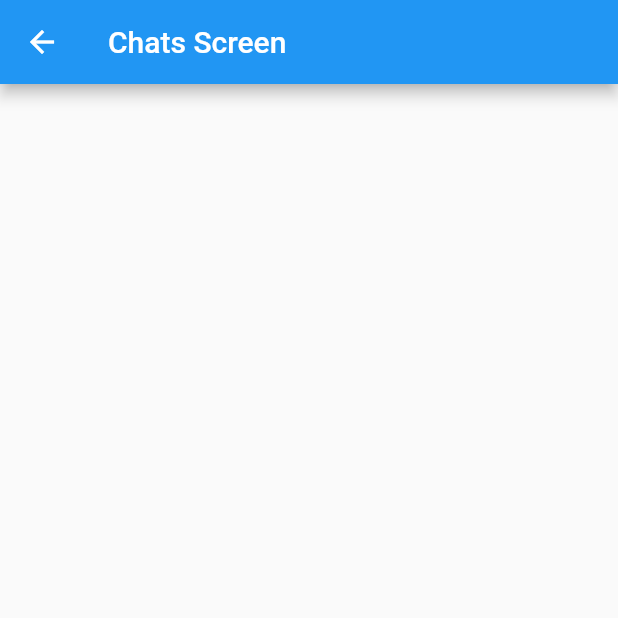
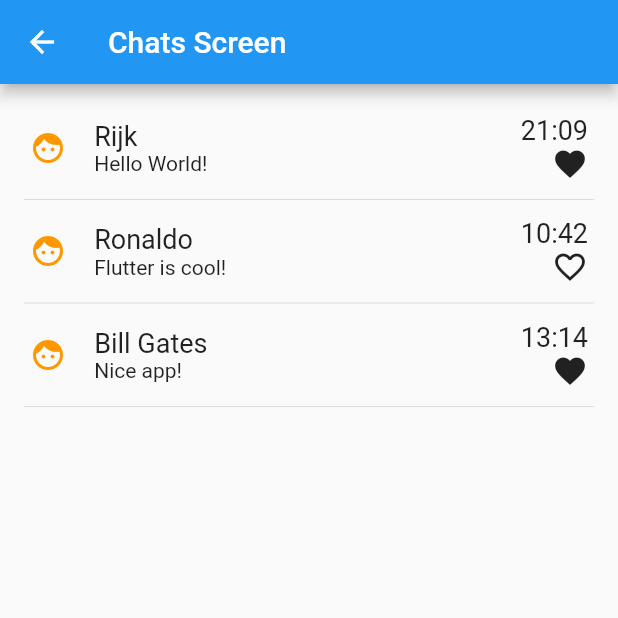
Before and after one commit to rijkdw/the_shed, a Flutter app: the Chats screen opened directly, on a phone screen of 412 x 824 dp, the top half of it. Run offline on Flutter 3.47's test engine with Material 2 defaults, Android fonts, the phone set to English and light mode, and no system bars; our stand-ins replace curved_navigation_bar.

Commit message:
Working chats screen using dummy data

```diff
--- a/front-end/lib/screens/home/chats.dart
+++ b/front-end/lib/screens/home/chats.dart
@@ -1,13 +1,89 @@
 import 'package:flutter/material.dart';
 
 class Chats extends StatelessWidget {
+
+  final _biggerFont = const TextStyle(fontSize: 18.0);
+
+  var _users = [
+    { 'name': 'Rijk', 'last_message': 'Hello World!', 'last_message_time': '21:09', 'message': true },
+    { 'name': 'Ronaldo', 'last_message': 'Flutter is cool!', 'last_message_time': '10:42', 'message': false },
+    { 'name': 'Bill Gates', 'last_message': 'Nice app!', 'last_message_time': '13:14', 'message': true }
+  ];
+
   @override
   Widget build(BuildContext context) {
     return Scaffold(
       appBar: AppBar(
         title: Text("Chats Screen"),
       ),
-
+      body: _buildChatsList(),
     );
   }
+
+  Widget _buildChatsList() {
+    return ListView.builder(
+      padding: const EdgeInsets.all(16.0),
+      itemBuilder: (context, i) {
+        if (i.isOdd) return Divider();
+
+        final index = i ~/ 2;
+        if (index < _users.length) return _buildRow(_users[index]);
+      }
+    );
+  }
+
+  Widget _buildRow(userDict) {
+    return Container(
+      padding: const EdgeInsets.all(4),
+      child: Row(
+        children: [
+
+          // profile picture
+          Expanded(
+            flex: 13,
+            child: Container(
+              // padding: const EdgeInsets.only(right: 10),
+              child: Column(
+                crossAxisAlignment: CrossAxisAlignment.start,
+                children: [
+                  Icon(Icons.face, color: Colors.orange)
+                ]
+              ),
+            ),
+          ),
+
+          // name and message
+          Expanded(
+            flex: 80,
+            child: Container(
+              child: Column(
+                crossAxisAlignment: CrossAxisAlignment.start,
+                children: [
+                  Text(userDict['name'], style: _biggerFont, textAlign: TextAlign.left),
+                  Text(userDict['last_message'], textAlign: TextAlign.left),
+                ]
+              ),
+            ),
+          ),
+
+          // time of message and new message notification
+          Expanded(
+            flex: 20,
+            child: Container(
+              alignment: Alignment(1.0, 0.0),
+              child: Column(
+                crossAxisAlignment: CrossAxisAlignment.end,
+                children: [
+                  Text(userDict['last_message_time'], style: _biggerFont, textAlign: TextAlign.left),
+                  Icon(userDict['message']? Icons.favorite: Icons.favorite_border),
+                ]
+              ),
+            ),
+          ),
+
+        ],
+      ),
+    );
+  }
+
 }
```
